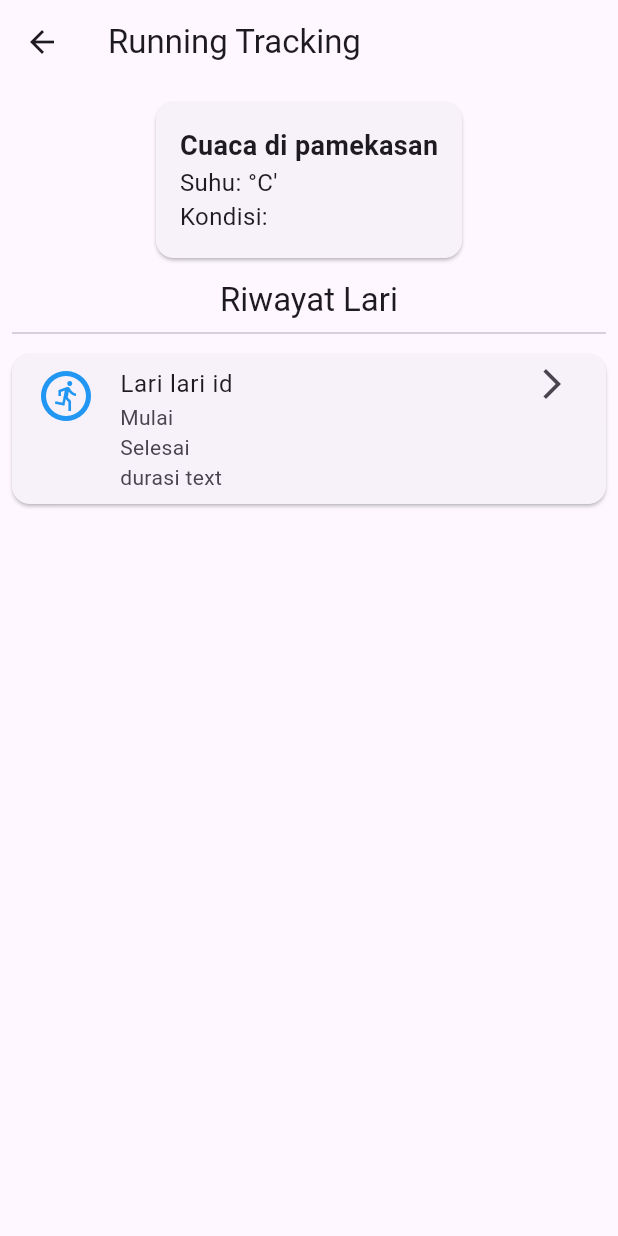
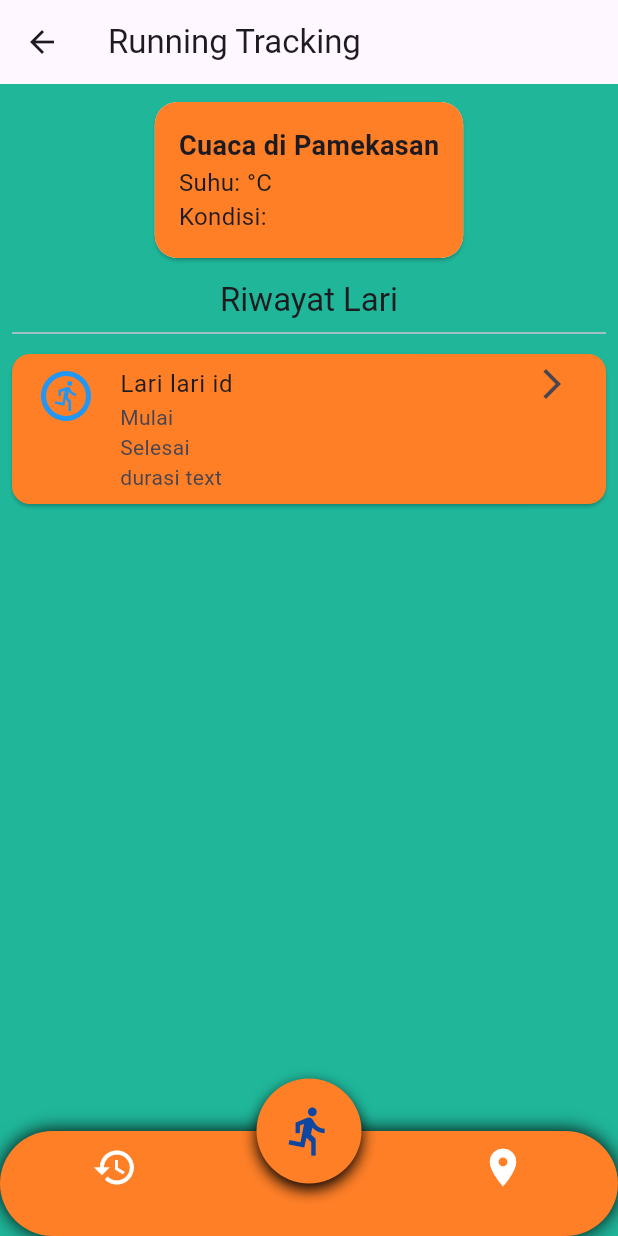
Before and after one commit to dimasbagas/Runnning_feet, a Flutter app: the screen it shows after launch, after a tap on "Get Started", on a phone screen of 412 x 824 dp. Run offline on Flutter 3.47's test engine with Material 3 defaults, Android fonts, the light colour scheme and no system bars.

Commit message:
mengubah background color

```diff
--- a/lib/main.dart
+++ b/lib/main.dart
@@ -1,7 +1,5 @@
 import 'package:flutter/material.dart';
-import 'package:runningfeet/pages/home_screen.dart';
-// import 'package:runningfeet/pages/button_navigation.dart';
-// import 'package:runningfeet/pages/home_screen.dart';
+import 'package:runningfeet/pages/hisroty.dart';
 
 void main() => runApp(const MyApp());
 
@@ -14,7 +12,6 @@ class MyApp extends StatelessWidget {
       debugShowCheckedModeBanner:
           false, // Menghilangkan banner debug di pojok kanan atas
       home: Firstpage(), // Menetapkan Firstpage sebagai halaman awal
-      // home: ButtonNavigation(), // Menetapkan Firstpage sebagai halaman awal
     );
   }
 }
@@ -60,7 +57,7 @@ class _FirstpageState extends State<Firstpage> {
                   onPressed: () {
                     Navigator.push(
                       context,
-                      MaterialPageRoute(builder: (context) => HomeScreen()),
+                      MaterialPageRoute(builder: (context) => History()),
                     );
                   },
                   style: ElevatedButton.styleFrom(
--- /dev/null
+++ b/lib/pages/hisroty.dart
@@ -0,0 +1,105 @@
+import 'package:flutter/material.dart';
+import 'package:runningfeet/pages/button_navigation.dart';
+
+class History extends StatefulWidget {
+  const History({super.key});
+
+  @override
+  State<History> createState() => _HistoryState();
+}
+
+class _HistoryState extends State<History> {
+  final Color mainOrange = const Color(0xFFff7f27);
+  final Color mainSage = const Color(0xFF1FB69A);
+  @override
+  Widget build(BuildContext context) {
+    return Scaffold(
+      appBar: AppBar(title: Text("Running Tracking")),
+      backgroundColor: mainSage,
+      body: SafeArea(
+        child: Container(
+          color: mainSage,
+          child: Padding(
+            padding: EdgeInsets.all(8.0),
+            child: Column(
+              children: [
+                // kondisi cuaca hari ini
+                Card(
+                  shape: RoundedRectangleBorder(
+                    borderRadius: BorderRadius.circular(
+                      15,
+                    ), // Melengkungkan sudut Card
+                  ),
+                  child: Container(
+                    decoration: BoxDecoration(
+                      color: mainOrange,
+                      borderRadius: BorderRadius.circular(
+                        15,
+                      ), // Pastikan tetap ada
+                    ),
+                    child: Padding(
+                      padding: EdgeInsets.all(16.0),
+                      child: Column(
+                        crossAxisAlignment: CrossAxisAlignment.start,
+                        children: [
+                          Text(
+                            "Cuaca di Pamekasan",
+                            style: TextStyle(
+                              fontSize: 18,
+                              fontWeight: FontWeight.bold,
+                            ),
+                          ),
+                          Text(
+                            "Suhu: °C",
+                            style: TextStyle(fontSize: 16),
+                          ), // Perbaiki tanda kutip
+                          Text("Kondisi: ", style: TextStyle(fontSize: 16)),
+                        ],
+                      ),
+                    ),
+                  ),
+                ),
+
+                // card riwayat lari
+                SizedBox(height: 10),
+                Text(
+                  "Riwayat Lari",
+                  style: Theme.of(context).textTheme.titleLarge,
+                ),
+                const Divider(),
+                Card(
+                  color: mainOrange,
+                  margin: const EdgeInsets.symmetric(vertical: 6.0),
+                  child: ListTile(
+                    leading: const Icon(
+                      Icons.run_circle_outlined,
+                      color: Colors.blue,
+                      size: 40,
+                    ),
+                    title: Text("Lari lari id"),
+                    subtitle: Column(
+                      crossAxisAlignment: CrossAxisAlignment.start,
+                      children: [
+                        Text("Mulai"),
+                        Text("Selesai"),
+                        Text("durasi text"),
+                      ],
+                    ),
+                    trailing: const Icon(Icons.arrow_forward_ios),
+                    isThreeLine: true,
+                    onTap: () {},
+                  ),
+                ),
+              ],
+            ),
+          ),
+        ),
+      ),
+      bottomNavigationBar: ButtonNavigation(
+        onTap: () {
+          // Tambahkan aksi sesuai kebutuhan, misalnya navigasi
+        },
+      ),
+    );
+  }
+}
--- a/lib/pages/home_screen.dart
+++ /dev/null
@@ -1,76 +0,0 @@
-import 'package:flutter/material.dart';
-
-class HomeScreen extends StatefulWidget {
-  const HomeScreen({super.key});
-
-  @override
-  State<HomeScreen> createState() => _HomeScreenState();
-}
-
-class _HomeScreenState extends State<HomeScreen> {
-  @override
-  Widget build(BuildContext context) {
-    return Scaffold(
-      appBar: AppBar(title: Text("Running Tracking")),
-      body: SafeArea(
-        child: Padding(
-          padding: EdgeInsets.all(8.0),
-          child: Column(
-            children: [
-              // kondisi cuaca hari ini
-              Card(
-                child: Padding(
-                  padding: EdgeInsets.all(16.0),
-                  child: Column(
-                    crossAxisAlignment: CrossAxisAlignment.start,
-                    children: [
-                      Text(
-                        "Cuaca di pamekasan",
-                        style: TextStyle(
-                          fontSize: 18,
-                          fontWeight: FontWeight.bold,
-                        ),
-                      ),
-                      Text("Suhu: °C'", style: TextStyle(fontSize: 16)),
-                      Text('Kondisi: ', style: TextStyle(fontSize: 16)),
-                    ],
-                  ),
-                ),
-              ),
-
-              // card riwayat lari
-              SizedBox(height: 10),
-              Text(
-                "Riwayat Lari",
-                style: Theme.of(context).textTheme.titleLarge,
-              ),
-              const Divider(),
-              Card(
-                margin: const EdgeInsets.symmetric(vertical: 6.0),
-                child: ListTile(
-                  leading: const Icon(
-                    Icons.run_circle_outlined,
-                    color: Colors.blue,
-                    size: 40,
-                  ),
-                  title: Text("Lari lari id"),
-                  subtitle: Column(
-                    crossAxisAlignment: CrossAxisAlignment.start,
-                    children: [
-                      Text("Mulai"),
-                      Text("Selesai"),
-                      Text("durasi text"),
-                    ],
-                  ),
-                  trailing: const Icon(Icons.arrow_forward_ios),
-                  isThreeLine: true,
-                  onTap: () {},
-                ),
-              ),
-            ],
-          ),
-        ),
-      ),
-    );
-  }
-}
```
Also changed, not shown: lib/pages/button_navigation.dart (+26 -25 lines), lib/pages/maps.dart (added, +15 -0 lines), lib/pages/running.dart (added, +15 -0 lines), assets/image/logo.png.
